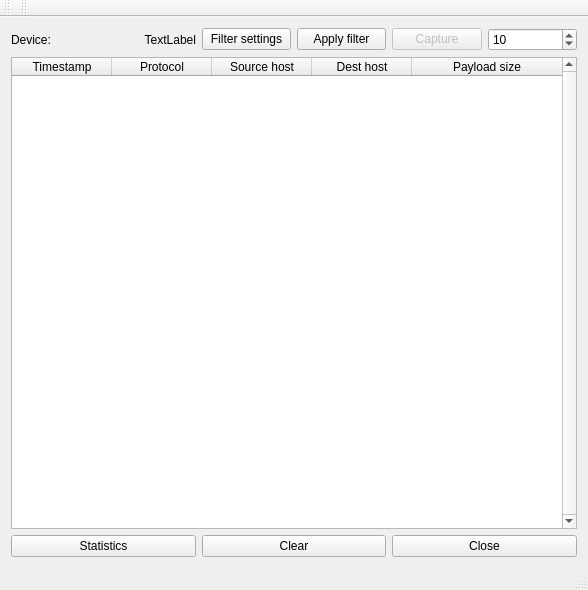
First picture: the form in mainwindow.ui, repository AONunan/FinalYearProject, before the edit.
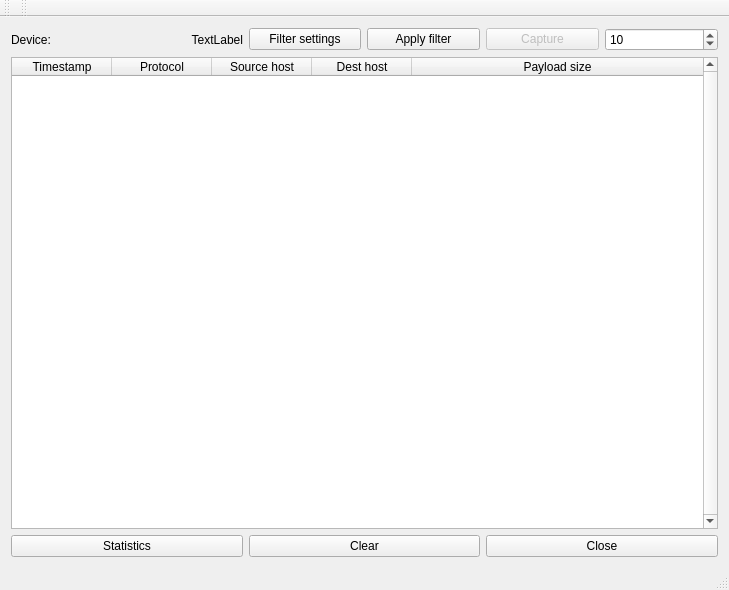
Second picture: the form after the edit.

Commit message: Implementd Clear button

The edit to the form file:
```diff
--- a/mainwindow.ui
+++ b/mainwindow.ui
@@ -6,7 +6,7 @@
    <rect>
     <x>0</x>
     <y>0</y>
-    <width>588</width>
+    <width>729</width>
     <height>590</height>
    </rect>
   </property>
```
Left out of the diff: 2 changed lines with no effect on the pictures. The commit also changes 1 other file.
